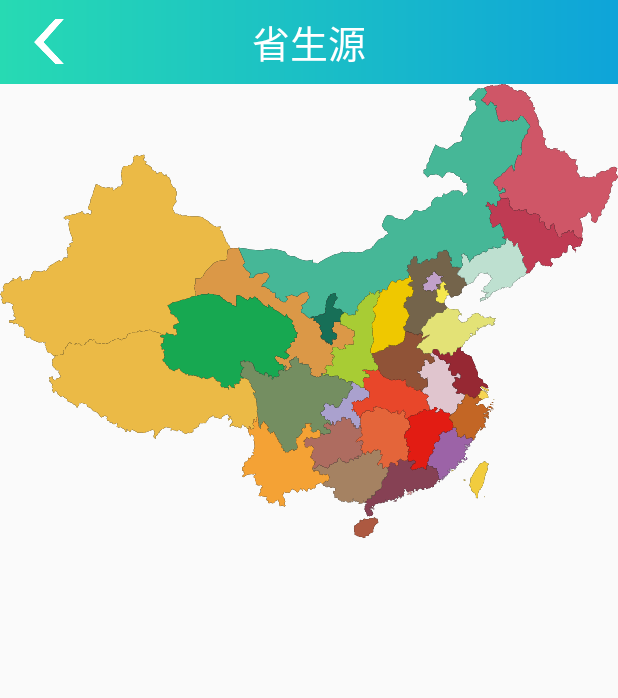
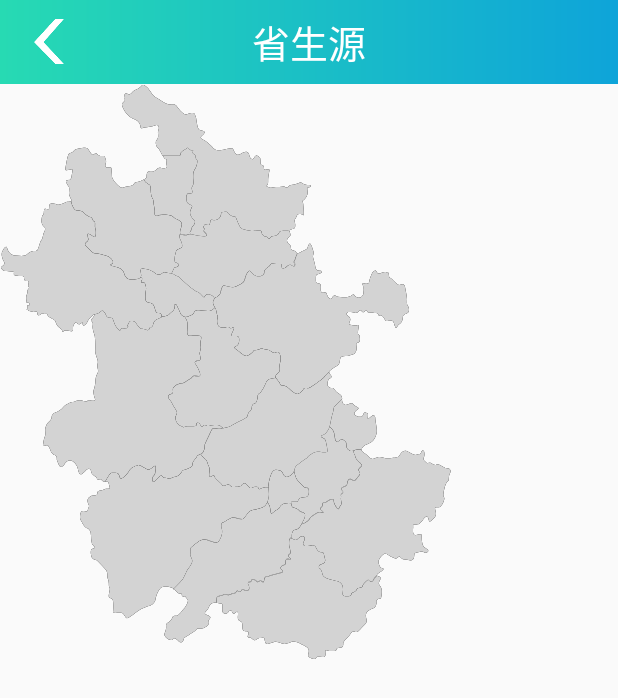
Before and after one commit to SGP0410/SmartCampus, an Android app: the fragment StudentSourceFragment placed in its activity, on a phone screen of 412 x 824 dp. Shown: the top 698 px of the screen. Run offline under Robolectric (Android 15) with nearby library versions, the phone set to English and light mode, and no system bars; our stand-ins replace ButterKnife; libraries missing offline, so code that uses them is left out: com.jarvislau.destureviewbinder; 4 statements that could not run were skipped.

Commit message:
2021-6-17 8:32

```diff
--- a/app/src/main/java/com/example/smartcampus/Application.java
+++ b/app/src/main/java/com/example/smartcampus/Application.java
@@ -6,7 +6,7 @@ public class Application extends android.app.Application {
     @Override
     public void onCreate() {
         super.onCreate();
-        ZhcsConfig.setUrl("");
+        ZhcsConfig.setUrl("http://192.168.155.202:8080/Smart_campus/");
         ZhcsConfig.setContext(getApplicationContext());
     }
 }
--- a/app/src/main/java/com/example/smartcampus/fragment/statisticsFragment/StudentSourceFragment.java
+++ b/app/src/main/java/com/example/smartcampus/fragment/statisticsFragment/StudentSourceFragment.java
@@ -5,12 +5,21 @@ import android.view.View;
 import android.widget.ImageView;
 import android.widget.LinearLayout;
 import android.widget.TextView;
+import androidx.viewpager.widget.ViewPager;
 import butterknife.BindView;
 import butterknife.ButterKnife;
 import com.example.smartcampus.R;
+import com.example.smartcampus.bean.statistics.Province;
 import com.example.smartcampus.utils.MapView;
 import com.example.smartcampuslibrary.fragment.BaseFragment;
+import com.example.smartcampuslibrary.net.OkHttpLo;
+import com.example.smartcampuslibrary.net.OkHttpTo;
+import com.google.gson.Gson;
+import com.google.gson.reflect.TypeToken;
 import com.jarvislau.destureviewbinder.GestureViewBinder;
+import java.io.IOException;
+import java.util.List;
+import org.json.JSONObject;
 
 public class StudentSourceFragment extends BaseFragment {
 
@@ -22,6 +31,10 @@ public class StudentSourceFragment extends BaseFragment {
     MapView mapView;
     @BindView(R.id.group_view)
     LinearLayout groupView;
+    @BindView(R.id.view_pager)
+    ViewPager viewPager;
+    @BindView(R.id.layout1)
+    LinearLayout layout1;
 
     @Override
     protected int layoutResId() {
@@ -36,11 +49,37 @@ public class StudentSourceFragment extends BaseFragment {
 
     @Override
     protected void initData() {
+
+        mapView.setMapResId(R.raw.anhui);
+
+
         GestureViewBinder binder = GestureViewBinder.bind(getContext(), groupView, mapView);
         binder.setFullGroup(true);
         mapView.setOnMapViewClickListener(name -> {
 
         });
+
+
+        province_query_all();
+
+    }
+
+    private void province_query_all() {
+        new OkHttpTo().setUrl("province_query_all")
+            .setRequestType("get")
+            .setOkHttpLo(new OkHttpLo() {
+                @Override
+                public void onResponse(JSONObject jsonObject) {
+                    List<Province> provinceList = new Gson().fromJson(jsonObject.optJSONArray(
+                        "data").toString() , new TypeToken<List<Province>>(){}.getType());
+
+                }
+
+                @Override
+                public void onFailure(IOException e) {
+
+                }
+            }).start();
     }
 
     @Override
--- a/app/src/main/java/com/example/smartcampus/utils/MapView.java
+++ b/app/src/main/java/com/example/smartcampus/utils/MapView.java
@@ -239,7 +239,8 @@ public class MapView extends View {
         if (mMaxRect != null){
             //获取缩放比例
             double mapWidth = mMaxRect.width();
-            mScale = (float) (width/mapWidth);
+            double mapHeight = mMaxRect.height();
+            mScale = Math.min((float) (width/mapWidth) , (float) (height/mapHeight));
         }
 
         //应用测量数据
@@ -252,7 +253,11 @@ public class MapView extends View {
         super.onDraw(canvas);
         if (mItemList != null){
             //使地图从画布左上角开始绘制（图片本身可能存在一定边距）
-            canvas.translate(-mMaxRect.left , -mMaxRect.top);
+            canvas.translate(-mMaxRect.left, -mMaxRect.top);
+//            canvas.translate(-((mMaxRect.left + mMaxRect.right)/2) ,
+//                -((mMaxRect.top + mMaxRect.bottom)/2));
+//            Log.i("aaaa" , "----------------"+mMaxRect.left);
+//            Log.i("aaaa" , "-----------------"+mMaxRect.top);
             //设置画布缩放，以(-mMaxRect.left , -mMaxRect.top)为基准进行缩放
             //因为当前该点对应屏幕左上角（0,0）点
             canvas.scale(mScale , mScale , mMaxRect.left , mMaxRect.top);
--- a/app/src/main/res/layout/student_source_fragment.xml
+++ b/app/src/main/res/layout/student_source_fragment.xml
@@ -22,11 +22,24 @@
 
     </LinearLayout>
 
-    <LinearLayout
+    <RelativeLayout
         android:layout_width="match_parent"
         android:layout_height="0dp"
         android:layout_weight="1">
 
-    </LinearLayout>
+        <androidx.viewpager.widget.ViewPager
+            android:id="@+id/view_pager"
+            android:layout_width="match_parent"
+            android:layout_height="match_parent"/>
+
+        <LinearLayout
+            android:id="@+id/layout1"
+            android:layout_width="match_parent"
+            android:layout_height="50dp"
+            android:layout_alignParentBottom="true"
+            android:gravity="center"
+            android:orientation="horizontal" />
+
+    </RelativeLayout>
 
 </LinearLayout>
```
Also changed, not shown: app/src/main/java/com/example/smartcampus/bean/statistics/Province.java (added, +48 -0 lines).
